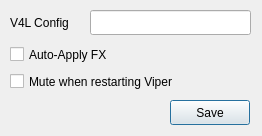
Qt form settings.ui (Audio4Linux/Viper4Linux-GUI) before a commit.
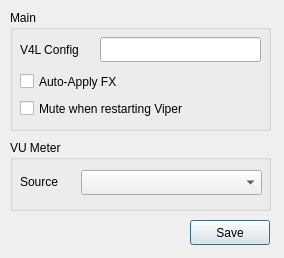
The same form after that commit.

Commit message: Updated Layout Better Compatibility for high DPIs/large fonts

What changed in the file:
```diff
--- a/settings.ui
+++ b/settings.ui
@@ -6,8 +6,8 @@
    <rect>
     <x>0</x>
     <y>0</y>
-    <width>262</width>
-    <height>136</height>
+    <width>284</width>
+    <height>258</height>
    </rect>
   </property>
   <property name="windowTitle">
@@ -16,8 +16,8 @@
   <widget class="QPushButton" name="save">
    <property name="geometry">
     <rect>
-     <x>170</x>
-     <y>100</y>
+     <x>190</x>
+     <y>220</y>
      <width>80</width>
      <height>25</height>
     </rect>
@@ -26,11 +26,36 @@
     <string>Save</string>
    </property>
   </widget>
+  <widget class="QGroupBox" name="groupBox">
+   <property name="geometry">
+    <rect>
+     <x>10</x>
+     <y>10</y>
+     <width>261</width>
+     <height>121</height>
+    </rect>
+   </property>
+   <property name="title">
+    <string>Main</string>
+   </property>
+   <widget class="QCheckBox" name="muteonrestart">
+    <property name="geometry">
+     <rect>
+      <x>10</x>
+      <y>87</y>
+      <width>241</width>
+      <height>23</height>
+     </rect>
+    </property>
+    <property name="text">
+     <string>Mute when restarting Viper</string>
+    </property>
+   </widget>
   <widget class="QLineEdit" name="path">
    <property name="geometry">
     <rect>
      <x>90</x>
-     <y>10</y>
+      <y>27</y>
      <width>161</width>
      <height>25</height>
     </rect>
@@ -40,8 +65,8 @@
    <property name="geometry">
     <rect>
      <x>10</x>
-     <y>14</y>
-     <width>71</width>
+      <y>31</y>
+      <width>81</width>
      <height>17</height>
     </rect>
    </property>
@@ -53,8 +78,8 @@
    <property name="geometry">
     <rect>
      <x>10</x>
-     <y>43</y>
-     <width>111</width>
+      <y>60</y>
+      <width>241</width>
      <height>23</height>
     </rect>
    </property>
@@ -62,18 +87,42 @@
     <string>Auto-Apply FX</string>
    </property>
   </widget>
-  <widget class="QCheckBox" name="muteonrestart">
+  </widget>
+  <widget class="QGroupBox" name="groupBox_2">
    <property name="geometry">
     <rect>
      <x>10</x>
-     <y>70</y>
-     <width>191</width>
-     <height>23</height>
+     <y>140</y>
+     <width>261</width>
+     <height>71</height>
+    </rect>
+   </property>
+   <property name="title">
+    <string>VU Meter</string>
+   </property>
+   <widget class="QLabel" name="label_2">
+    <property name="geometry">
+     <rect>
+      <x>10</x>
+      <y>33</y>
+      <width>71</width>
+      <height>17</height>
     </rect>
    </property>
    <property name="text">
-    <string>Mute when restarting Viper</string>
-   </property>
+     <string>Source</string>
+    </property>
+   </widget>
+   <widget class="QComboBox" name="source">
+    <property name="geometry">
+     <rect>
+      <x>71</x>
+      <y>30</y>
+      <width>181</width>
+      <height>25</height>
+     </rect>
+    </property>
+   </widget>
   </widget>
  </widget>
  <resources/>
```
Lines whose indentation alone changed are shown as unchanged. The commit also changes 1 other file.
